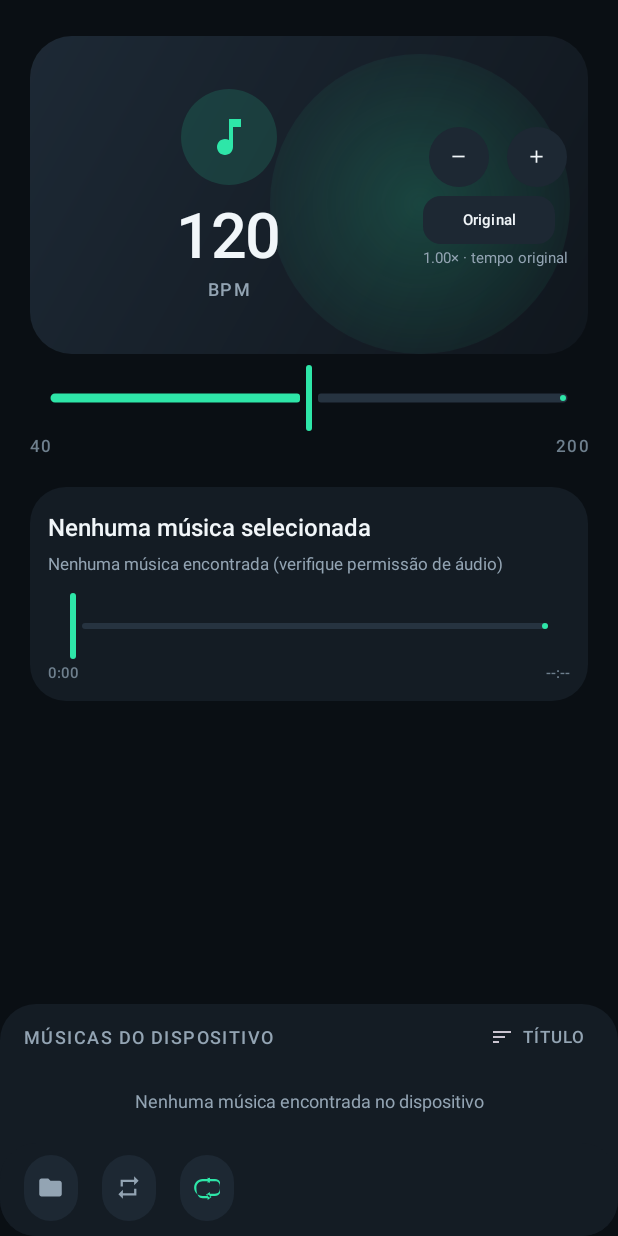
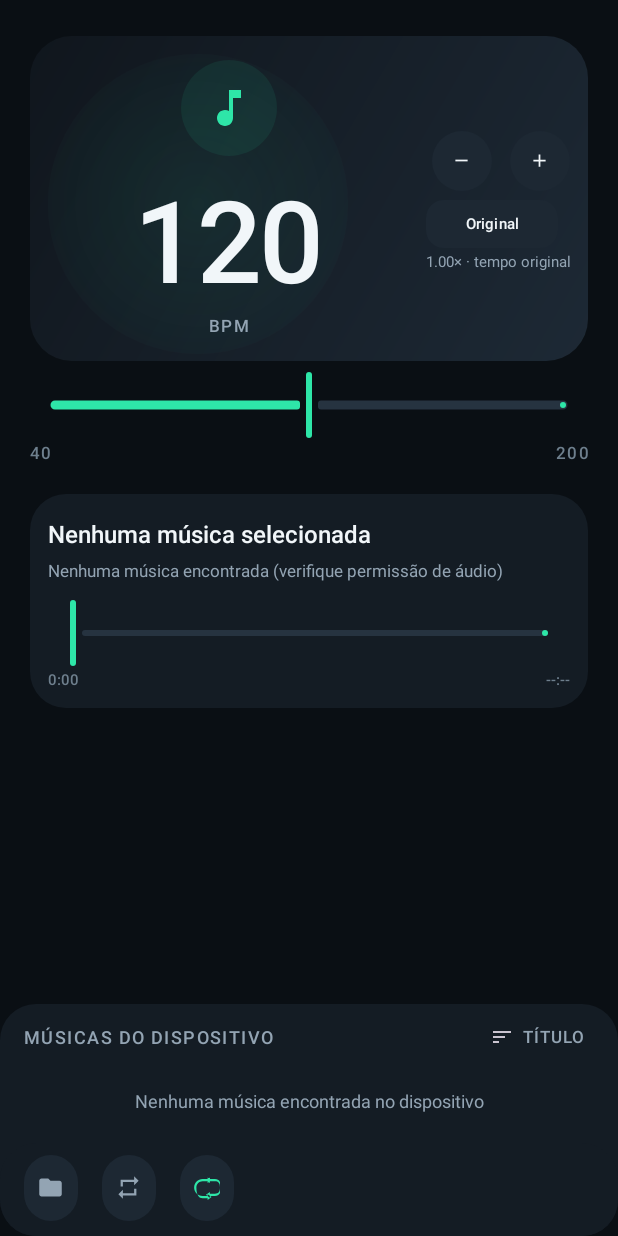
Before and after one commit to netstart/music-beat-android, an Android app: the screen it shows after launch (MainActivity), on a phone screen of 412 x 824 dp. Run offline under Robolectric (Android 15) with nearby library versions, the phone set to English and light mode, and no system bars.

Commit message:
commit remove componets that is no used

```diff
--- a/bpm_app/app/src/main/kotlin/com/example/bpm_player/MainActivity.kt
+++ b/bpm_app/app/src/main/kotlin/com/example/bpm_player/MainActivity.kt
@@ -555,22 +555,15 @@ Log.e("BPM_DEBUG", "RecyclerView OK")
             String.format(Locale.US, "%.2f× · %s", speed, description)
     }
 
-    private var pulseScaleX: ObjectAnimator? = null
-    private var pulseScaleY: ObjectAnimator? = null
-
     private fun pulseBpmValue() {
-        if (pulseScaleX == null) {
-            pulseScaleX = ObjectAnimator.ofFloat(binding.bpmValue, "scaleX", 1f, 1.05f, 1f).apply {
-                duration = 180
-            }
-            pulseScaleY = ObjectAnimator.ofFloat(binding.bpmValue, "scaleY", 1f, 1.05f, 1f).apply {
-                duration = 180
-            }
+        ObjectAnimator.ofFloat(binding.bpmValue, "scaleX", 1f, 1.05f, 1f).apply {
+            duration = 180
+            start()
         }
-        pulseScaleX?.cancel()
-        pulseScaleY?.cancel()
-        pulseScaleX?.start()
-        pulseScaleY?.start()
+        ObjectAnimator.ofFloat(binding.bpmValue, "scaleY", 1f, 1.05f, 1f).apply {
+            duration = 180
+            start()
+        }
     }
 
     private fun audioPermission(): String =
--- a/bpm_app/app/src/main/res/drawable/bg_circle.xml
+++ b/bpm_app/app/src/main/res/drawable/bg_circle.xml
@@ -1,5 +1,5 @@
 <?xml version="1.0" encoding="utf-8"?>
 <shape xmlns:android="http://schemas.android.com/apk/res/android"
     android:shape="oval">
-    <solid android:color="@color/accent_wash"/>
+    <solid android:color="@color/accent_light"/>
 </shape>
--- a/bpm_app/app/src/main/res/drawable/bg_circle_accent.xml
+++ /dev/null
@@ -1,5 +0,0 @@
-<?xml version="1.0" encoding="utf-8"?>
-<shape xmlns:android="http://schemas.android.com/apk/res/android"
-    android:shape="oval">
-    <solid android:color="@color/accent_wash" />
-</shape>
--- a/bpm_app/app/src/main/res/drawable/bg_hero.xml
+++ b/bpm_app/app/src/main/res/drawable/bg_hero.xml
@@ -4,7 +4,7 @@
         <shape android:shape="rectangle">
             <corners android:radius="28dp"/>
             <gradient
-                android:angle="315"
+                android:angle="135"
                 android:startColor="#FF1D2935"
                 android:endColor="#FF10161D"
                 android:type="linear"/>
@@ -13,8 +13,8 @@
     <item
         android:width="200dp"
         android:height="200dp"
-        android:gravity="top|end"
-        android:right="12dp"
+        android:gravity="top|start"
+        android:left="12dp"
         android:top="12dp">
         <shape android:shape="oval">
             <gradient
@@ -22,7 +22,7 @@
                 android:gradientRadius="140dp"
                 android:centerX="0.5"
                 android:centerY="0.5"
-                android:startColor="#332EE6A8"
+                android:startColor="#142EE6A8"
                 android:endColor="#002EE6A8"/>
         </shape>
     </item>
--- a/bpm_app/app/src/main/res/layout/activity_main.xml
+++ b/bpm_app/app/src/main/res/layout/activity_main.xml
@@ -34,7 +34,7 @@
                 android:orientation="horizontal"
                 android:gravity="center_vertical"
                 android:background="@drawable/bg_hero"
-                android:padding="10dp"
+                android:padding="8dp"
                 android:minHeight="@dimen/hero_min_height">
 
                 <!-- Hero BPM Display -->
@@ -56,7 +56,7 @@
                             android:id="@+id/bpmAccentCircle"
                             android:layout_width="@dimen/hero_accent_circle_size"
                             android:layout_height="@dimen/hero_accent_circle_size"
-                            android:background="@drawable/bg_circle_accent" />
+                            android:background="@drawable/bg_circle" />
 
                         <!-- Music icon inside circle -->
                         <ImageView
@@ -90,7 +90,7 @@
                         android:text="@string/bpm_caption"
                         android:textAllCaps="true"
                         android:textColor="@color/text_secondary"
-                        android:textSize="@dimen/hero_label_size" />
+                        android:textSize="11sp" />
                 </LinearLayout>
 
                 <!-- Controles à direita -->
--- a/bpm_app/app/src/main/res/values-h500dp/dimens.xml
+++ b/bpm_app/app/src/main/res/values-h500dp/dimens.xml
@@ -3,10 +3,9 @@
     <!-- Telas muito pequenas (altura < 500dp) — aperta tudo -->
     <dimen name="song_list_height">100dp</dimen>
     <dimen name="hero_min_height">68dp</dimen>
-    <dimen name="hero_bpm_text_size">27sp</dimen>
+    <dimen name="hero_bpm_text_size">72sp</dimen>
     <dimen name="hero_accent_circle_size">40dp</dimen>
     <dimen name="hero_icon_size">20dp</dimen>
-    <dimen name="hero_label_size">10sp</dimen>
     <dimen name="footer_button_height">36dp</dimen>
     <dimen name="bpm_button_size">40dp</dimen>
     <dimen name="bpm_reset_height">32dp</dimen>
--- a/bpm_app/app/src/main/res/values-h600dp/dimens.xml
+++ b/bpm_app/app/src/main/res/values-h600dp/dimens.xml
@@ -3,10 +3,9 @@
     <!-- Smartphones pequenos/médios (altura 500-600dp) — base -->
     <dimen name="song_list_height">140dp</dimen>
     <dimen name="hero_min_height">82dp</dimen>
-    <dimen name="hero_bpm_text_size">33sp</dimen>
+    <dimen name="hero_bpm_text_size">72sp</dimen>
     <dimen name="hero_accent_circle_size">48dp</dimen>
     <dimen name="hero_icon_size">24dp</dimen>
-    <dimen name="hero_label_size">11sp</dimen>
     <dimen name="footer_button_height">40dp</dimen>
     <dimen name="bpm_button_size">44dp</dimen>
     <dimen name="bpm_reset_height">36dp</dimen>
--- a/bpm_app/app/src/main/res/values-h800dp/dimens.xml
+++ b/bpm_app/app/src/main/res/values-h800dp/dimens.xml
@@ -3,10 +3,9 @@
     <!-- Smartphones grandes / landscape (altura >= 800dp) — pode gastar mais -->
     <dimen name="song_list_height">240dp</dimen>
     <dimen name="hero_min_height">120dp</dimen>
-    <dimen name="hero_bpm_text_size">42sp</dimen>
+    <dimen name="hero_bpm_text_size">76sp</dimen>
     <dimen name="hero_accent_circle_size">64dp</dimen>
     <dimen name="hero_icon_size">32dp</dimen>
-    <dimen name="hero_label_size">12sp</dimen>
     <dimen name="footer_button_height">44dp</dimen>
     <dimen name="bpm_button_size">48dp</dimen>
     <dimen name="bpm_reset_height">40dp</dimen>
--- a/bpm_app/app/src/main/res/values-sw720dp/dimens.xml
+++ b/bpm_app/app/src/main/res/values-sw720dp/dimens.xml
@@ -8,7 +8,6 @@
     <dimen name="hero_bpm_text_size">72sp</dimen>
     <dimen name="hero_accent_circle_size">64dp</dimen>
     <dimen name="hero_icon_size">32dp</dimen>
-    <dimen name="hero_label_size">12sp</dimen>
     <dimen name="song_list_height">280dp</dimen>
     <dimen name="track_title_size">18sp</dimen>
     <dimen name="footer_button_height">48dp</dimen>
--- a/bpm_app/app/src/main/res/values/colors.xml
+++ b/bpm_app/app/src/main/res/values/colors.xml
@@ -10,6 +10,5 @@
     <color name="text_secondary">#FF93A4B3</color>
     <color name="text_tertiary">#FF6E7F8D</color>
     <color name="outline">#FF263340</color>
-    <color name="accent_wash">#242EE6A8</color>
-    <color name="accent_light">#15252E</color>
+    <color name="accent_light">#142EE6A8</color>
 </resources>
--- a/bpm_app/app/src/main/res/values/dimens.xml
+++ b/bpm_app/app/src/main/res/values/dimens.xml
@@ -4,10 +4,9 @@
     <dimen name="song_list_height">140dp</dimen>
     <dimen name="footer_button_height">48dp</dimen>
     <dimen name="hero_min_height">41dp</dimen>
-    <dimen name="hero_bpm_text_size">36sp</dimen>
+    <dimen name="hero_bpm_text_size">72sp</dimen>
     <dimen name="hero_accent_circle_size">48dp</dimen>
     <dimen name="hero_icon_size">24dp</dimen>
-    <dimen name="hero_label_size">11sp</dimen>
     <dimen name="card_padding">4dp</dimen>
     <dimen name="screen_padding_horizontal">16dp</dimen>
     <dimen name="screen_padding_top">14dp</dimen>
--- a/bpm_app/app/src/main/res/values/styles.xml
+++ b/bpm_app/app/src/main/res/values/styles.xml
@@ -18,7 +18,7 @@
         <item name="trackColorActive">@color/accent</item>
         <item name="trackColorInactive">@color/outline</item>
         <item name="thumbColor">@color/accent</item>
-        <item name="haloColor">@color/accent_wash</item>
+        <item name="haloColor">@color/accent_light</item>
         <item name="tickVisible">false</item>
         <item name="labelBehavior">floating</item>
     </style>
```
